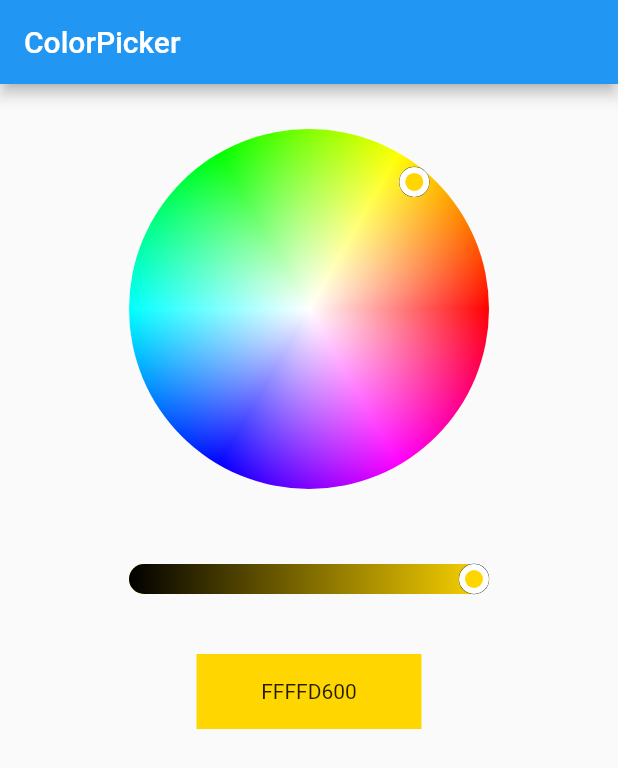
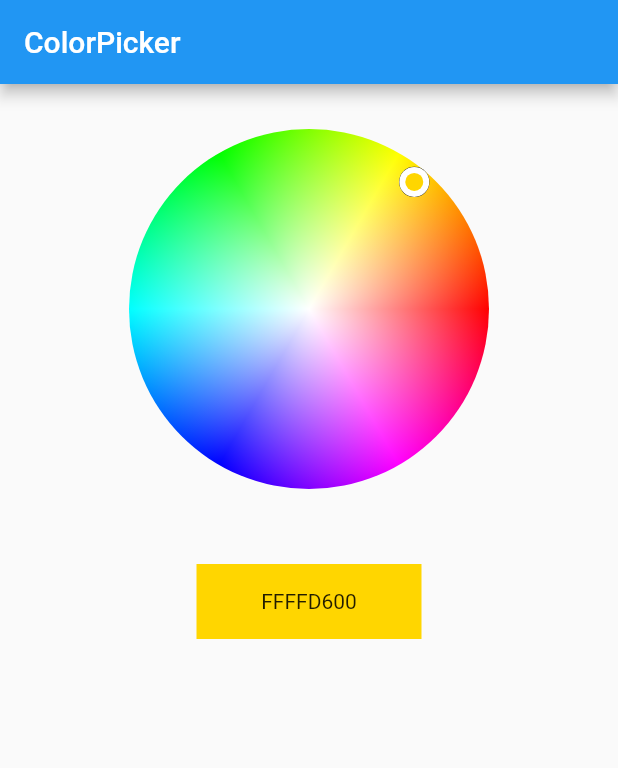
Before and after one commit to sayan-futurehook/circle_color_picker_view, a Flutter app: the screen it shows after launch, on a phone screen of 412 x 824 dp. Shown: the top 768 px of the screen. Run offline on Flutter 3.47's test engine with Material 2 defaults, Android fonts, the phone set to English and light mode, and no system bars.

```diff
--- a/lib/src/circle_color_picker_view.dart
+++ b/lib/src/circle_color_picker_view.dart
@@ -64,10 +64,10 @@ class _ColorPickerViewState extends State<ColorPickerView> {
           padding: const EdgeInsets.all(20),
           child: _wheelArea(),
         ),
-        Padding(
-          padding: const EdgeInsets.all(20),
-          child: _barArea(),
-        ),
+//         Padding(
+//           padding: const EdgeInsets.all(20),
+//           child: _barArea(),
+//         ),
       ],
     );
   }
```
